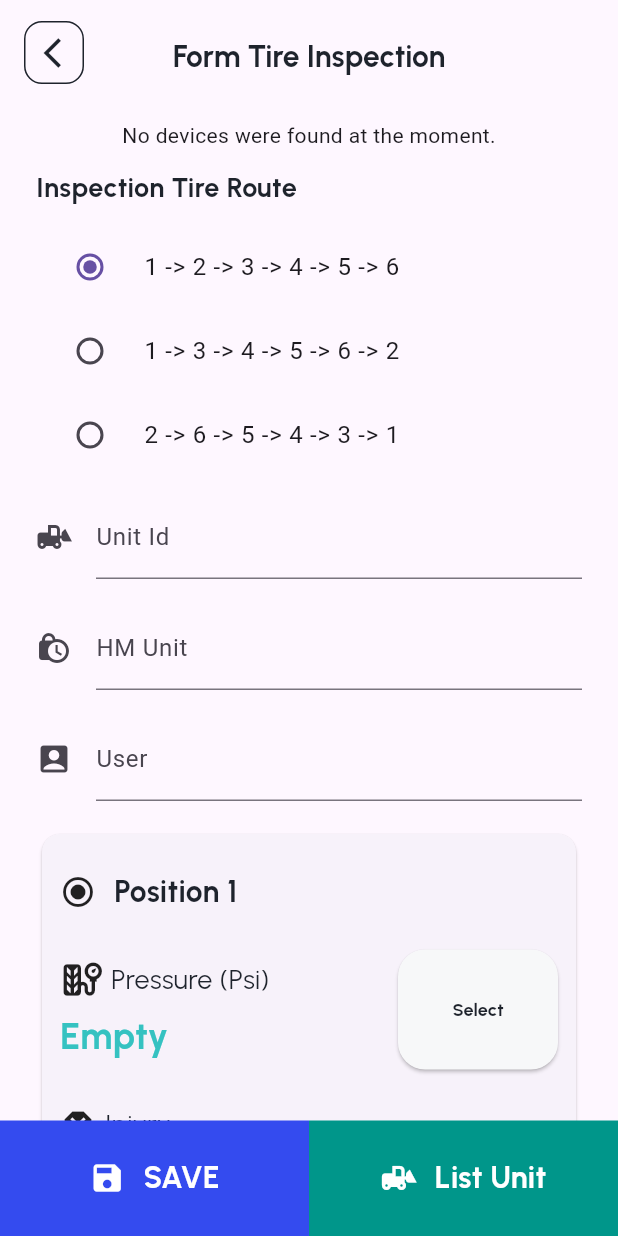
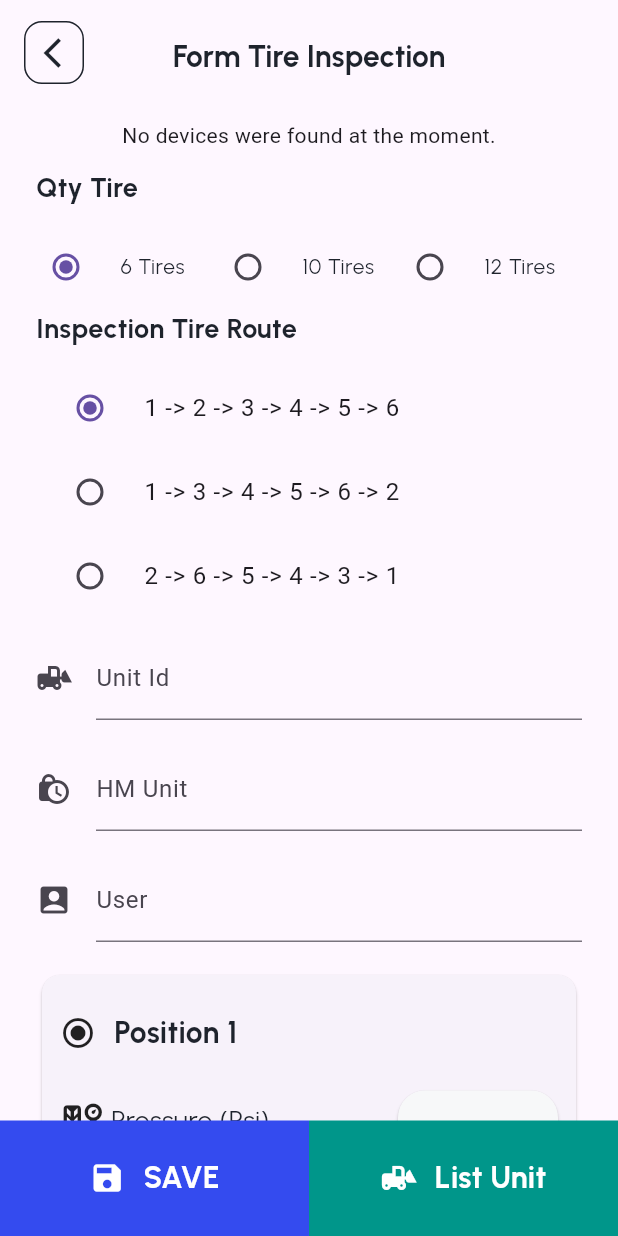
Before and after one commit to mohnaufalp2000/Chitra-Application-Mobile-System, a Flutter app: the DailyPressureTrialPage screen opened directly with empty values, on a phone screen of 412 x 824 dp. Run offline on Flutter 3.47's test engine with Material 3 defaults, Android fonts, the phone set to English and light mode, and no system bars; our stand-ins replace bloc, camera, card_swiper, carousel_slider, cloud_firestore, connectivity_plus and 32 more; missing offline and left inert: app_settings, connection_network_type, flutter_email_sender, flutterflow_paginate_firestore, gsheets, lecle_downloads_path_provider and 5 more; accounts and stored records are empty; generated files the repository leaves out were written again; network calls fail; key blocks and very long unbroken strings in the code were emptied for the run.

Commit message:
add tire qty and separate pama

```diff
--- a/lib/core/blocs/site/site_bloc.dart
+++ b/lib/core/blocs/site/site_bloc.dart
@@ -28,7 +28,11 @@ class SiteBloc extends Bloc<SiteEvent, SiteState> {
         );
         listSite.insert(
           2,
-          Site(idSite: '3', site: 'PAMA', lastUpdate: '2024-05-22'),
+          Site(idSite: '3', site: 'PAMA-ASMI', lastUpdate: '2024-05-22'),
+        );
+        listSite.insert(
+          2,
+          Site(idSite: '4', site: 'PAMA-SMMS', lastUpdate: '2024-05-22'),
         );
         // simpan list site ke local
         saveSiteToLocalPreferences(listSite);
--- a/lib/core/widgets/box_menu_widget.dart
+++ b/lib/core/widgets/box_menu_widget.dart
@@ -46,7 +46,8 @@ class _BoxMenuWidgetState extends State<BoxMenuWidget> {
       case 1:
         // push(context, SelectUnitPage.routeName);
         log('argumentasi dimensi : ${widget.argument?['idSite']}');
-        if (widget.argument?['idSite'] == '3') {
+        if (widget.argument?['idSite'] == '3' ||
+            widget.argument?['idSite'] == '4') {
           Navigator.pushNamed(context, DashboardDailyPage.routeName,
               arguments: widget.argument?['idSite']);
         } else {
--- a/lib/pages/authentication/login_page.dart
+++ b/lib/pages/authentication/login_page.dart
@@ -259,7 +259,8 @@ class _LoginPageState extends State<LoginPage> {
                                 .get();
 
                             // apakah user PAMA-TRIAL? Jika iya arahkan ke home page trial
-                            if (user.docs[0]['id_site'] == '3') {
+                            if (user.docs[0]['id_site'] == '3' ||
+                                user.docs[0]['id_site'] == '4') {
                               pushReplace(context, HomePageTrial.routeName);
                             } else {
                               pushReplace(context, HomePage.routeName);
--- a/lib/pages/pressure_gauge_digital/trial/daily_pressure_trial_page.dart
+++ b/lib/pages/pressure_gauge_digital/trial/daily_pressure_trial_page.dart
@@ -50,6 +50,7 @@ class _DailyPressureTrialPageState extends State<DailyPressureTrialPage> {
   bool get isConnected => connection != null && connection!.isConnected;
   // List<BluetoothDevice> devices = [];
   int selectedRoute = 0;
+  int selectedTireCheck = 0;
   int checkAmount = 0;
   Map<String, dynamic> user = {};
   List<List<int>> inspectRoute = [
@@ -57,6 +58,9 @@ class _DailyPressureTrialPageState extends State<DailyPressureTrialPage> {
     [0, 2, 3, 4, 5, 1],
     [1, 5, 4, 3, 2, 0],
   ];
+
+  // 0 (6 tire), 1 (10 tire), 2 (12 tire)
+  List<int> tireCheck = [6, 10, 12];
 
   List<Map<String, dynamic>> tires = [
     {
@@ -86,6 +90,36 @@ class _DailyPressureTrialPageState extends State<DailyPressureTrialPage> {
     },
     {
       'position': '6',
+      'pressure': '',
+      'injury': '',
+    },
+    {
+      'position': '7',
+      'pressure': '',
+      'injury': '',
+    },
+    {
+      'position': '8',
+      'pressure': '',
+      'injury': '',
+    },
+    {
+      'position': '9',
+      'pressure': '',
+      'injury': '',
+    },
+    {
+      'position': '10',
+      'pressure': '',
+      'injury': '',
+    },
+    {
+      'position': '11',
+      'pressure': '',
+      'injury': '',
+    },
+    {
+      'position': '12',
       'pressure': '',
       'injury': '',
     },
@@ -404,8 +438,40 @@ class _DailyPressureTrialPageState extends State<DailyPressureTrialPage> {
                 height: 12,
               ),
               Text(
+                'Qty Tire',
+                style: getBlackTextStyle(fontWeight: w700, fontSize: 18),
+              ),
+              const SizedBox(
+                height: 12,
+              ),
+              Row(
+                children: List.generate(tireCheck.length, (index) {
+                  return Expanded(
+                    child: RadioListTile<int>(
+                      contentPadding: EdgeInsets.zero,
+                      title: Text(
+                        "${tireCheck[index]} Tires",
+                        style: getBlackTextStyle(fontSize: 14),
+                      ),
+                      value: index,
+                      groupValue: selectedTireCheck,
+                      onChanged: (int? value) {
+                        setState(() {
+                          selectedTireCheck = value!;
+                        });
+                      },
+                    ),
+                  );
+                }),
+              ),
+              (selectedTireCheck == 0)
+                  ? Column(
+                      crossAxisAlignment: CrossAxisAlignment.start,
+                      children: [
+                        Text(
                           'Inspection Tire Route',
-                style: getBlackTextStyle(fontWeight: w700, fontSize: 18),
+                          style:
+                              getBlackTextStyle(fontWeight: w700, fontSize: 18),
                         ),
                         const SizedBox(
                           height: 12,
@@ -432,6 +498,9 @@ class _DailyPressureTrialPageState extends State<DailyPressureTrialPage> {
                         const SizedBox(
                           height: 12,
                         ),
+                      ],
+                    )
+                  : Container(),
               // Text(
               //   'Pressure : $pressure',
               //   textAlign: TextAlign.start,
@@ -485,9 +554,13 @@ class _DailyPressureTrialPageState extends State<DailyPressureTrialPage> {
               const SizedBox(
                 height: 18,
               ),
-              Column(
-                children: tires.map((tire) {
-                  final index = tires.indexOf(tire);
+              ListView.builder(
+                  itemCount: tireCheck[selectedTireCheck],
+                  shrinkWrap: true,
+                  physics: NeverScrollableScrollPhysics(),
+                  itemBuilder: (context, index) {
+                    final tire = tires[index];
+
                     return Container(
                       margin: EdgeInsets.only(bottom: 24),
                       child: Card(
@@ -581,7 +654,8 @@ class _DailyPressureTrialPageState extends State<DailyPressureTrialPage> {
                                           shape: RoundedRectangleBorder(
                                               borderRadius:
                                                   BorderRadius.circular(18)),
-                                        backgroundColor: (selectedTire == index)
+                                          backgroundColor:
+                                              (selectedTire == index)
                                                   ? green00968A
                                                   : greyF7F8F9,
                                         ),
@@ -663,8 +737,7 @@ class _DailyPressureTrialPageState extends State<DailyPressureTrialPage> {
                         ),
                       ),
                     );
-                }).toList(),
-              )
+                  })
             ],
           ),
         ),
```
Also changed, not shown: lib/pages/home/trial/home_page_trial.dart (+125 -125 lines), lib/pages/pressure_gauge_digital/trial/daily_pressure_history_trial_page.dart (+21 -1 lines). Lines whose indentation alone changed are shown as unchanged.
